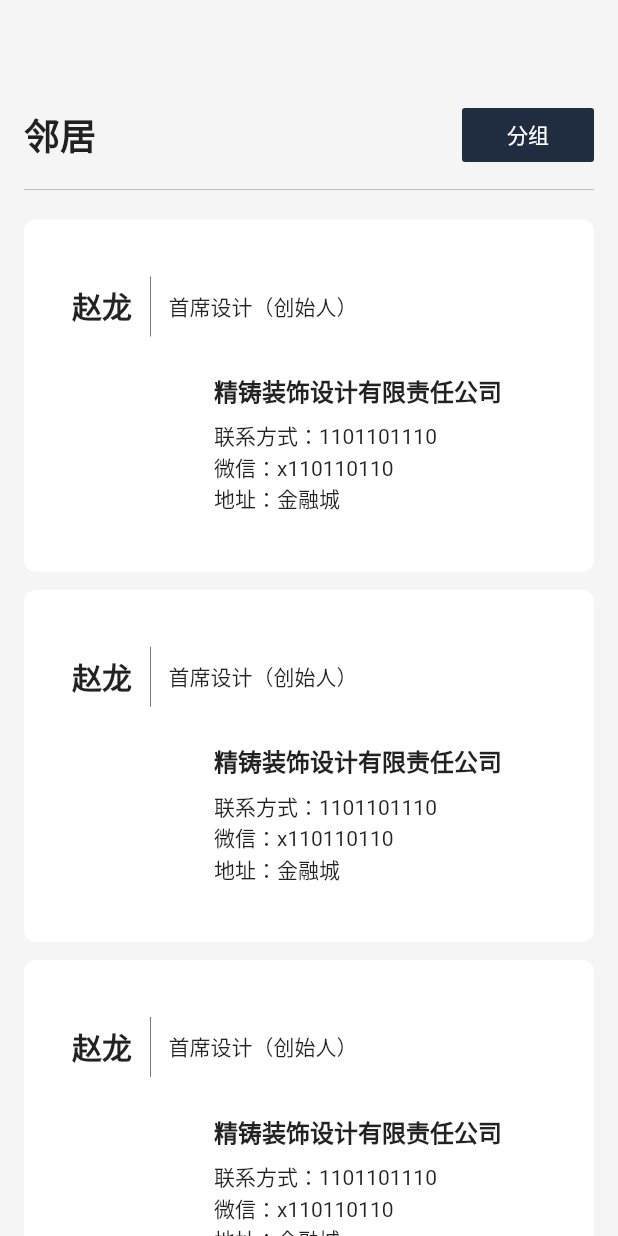
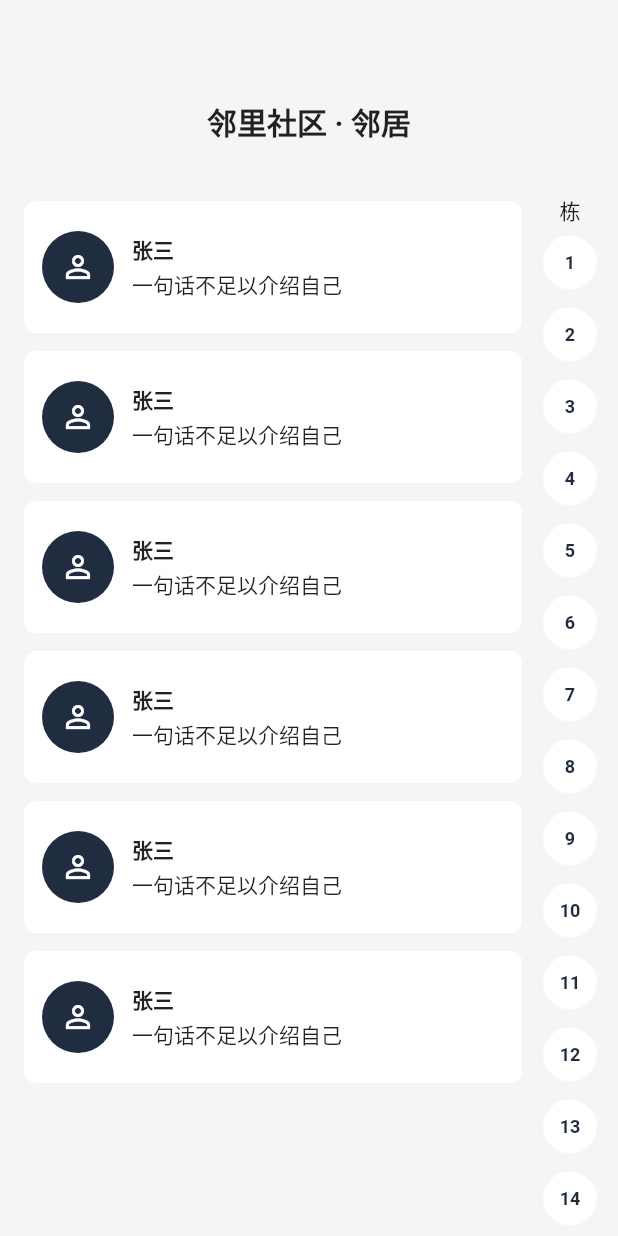
Before and after one commit to xujiyou/wo, a Flutter app: the TouristUserPage screen opened directly, on a phone screen of 412 x 824 dp. Run offline on Flutter 3.47's test engine with Material 2 defaults, Android fonts, the phone set to English and light mode, and no system bars; our stand-ins replace dio, font_awesome_flutter, shared_preferences; missing offline and left inert: flukit; accounts and stored records are empty; Roboto replaces fonts that are missing (kaiti).

Commit message:
UI修改

```diff
--- a/lib/enter/home.dart
+++ b/lib/enter/home.dart
@@ -3,8 +3,8 @@ import 'dart:io';
 
 import 'package:flutter/cupertino.dart';
 import 'package:flutter/material.dart';
-import 'package:linli/pages/tourist/tourist_home_page.dart';
-import 'package:linli/pages/user/user_home_page.dart';
+import 'package:linli/pages/tourist_home_page.dart';
+import 'package:linli/pages/user_home_page.dart';
 import 'package:linli/scoped_model/global_model.dart';
 import 'package:scoped_model/scoped_model.dart';
 
--- a/lib/enter/theme.dart
+++ b/lib/enter/theme.dart
@@ -14,7 +14,10 @@ class LinliTheme {
   static final LinliThemeData darkLinliTheme = LinliThemeData("Dark", _buildDarkTheme());
 
   static ThemeData _buildLightTheme() {
-    final ThemeData base = ThemeData.light();
+    final ThemeData base = ThemeData(
+      brightness: Brightness.light,
+      fontFamily: "kaiti"
+    );
     return base.copyWith(
         brightness: Brightness.light,
         primaryColorBrightness: Brightness.light,
@@ -26,6 +29,7 @@ class LinliTheme {
         scaffoldBackgroundColor: Color(0xFFF5F5F5),
         backgroundColor: Color(0xFFF5F5F5),
         accentColor: Color(0xFF29E1A7));
+
   }
 
   static ThemeData _buildDarkTheme() {
--- a/lib/pages/tourist/tourist_user_page.dart
+++ b/lib/pages/tourist/tourist_user_page.dart
@@ -1,6 +1,6 @@
 import 'package:flutter/material.dart';
-import 'package:linli/widgets/user_group_widget.dart';
-import 'package:linli/widgets/user_widget.dart';
+import 'package:linli/pages/auth/auth_page.dart';
+import 'package:linli/widgets/user_info_widget.dart';
 
 class TouristUserPage extends StatefulWidget {
   @override
@@ -15,32 +15,65 @@ class _TouristUserPageState extends State<TouristUserPage> {
 
     return Scaffold(
         backgroundColor: theme.backgroundColor,
-        body: ListView(
+        body: Stack(
+          alignment: Alignment.bottomRight,
+          children: <Widget>[
+            ListView(
               padding: EdgeInsets.only(bottom: kToolbarHeight + 20.0),
               children: <Widget>[
                 SizedBox(height: 60.0,),
                 Container(
                   padding: EdgeInsets.only(top: 6.0, bottom: 12.0),
                   margin: EdgeInsets.symmetric(horizontal: 16.0),
-              decoration: BoxDecoration(
-                border: Border(bottom: BorderSide(color: theme.dividerColor, width: 0.4))
+                  alignment: Alignment.center,
+                  child: Text("邻里社区 · 邻居", style: TextStyle(fontWeight: FontWeight.bold, fontSize: 20.0),),
                 ),
-              child: Row(
+                SizedBox(height: 20.0),
+                Row(
+                  crossAxisAlignment: CrossAxisAlignment.start,
                   children: <Widget>[
-                  Text("邻居", style: TextStyle(fontWeight: FontWeight.bold, fontSize: 24.0),),
-                  Expanded(child: Container(),),
+                    Expanded(
+                      child: Column(
+
+                        children: <Widget>[
+                          UserInfoWidget(),
+                          UserInfoWidget(),
+                          UserInfoWidget(),
+                          UserInfoWidget(),
+                          UserInfoWidget(),
+                          UserInfoWidget()
+                        ],
+                      ),
+                    ),
+                    SizedBox(width: 64.0),
+                  ],
+                )
+              ],
+            ),
+            Positioned(
+              top: 124.0,
+              child: Container(
+                width: 64.0,
+                height: MediaQuery.of(context).size.height,
+                child: SingleChildScrollView(
+                  padding: EdgeInsets.only(bottom: (kToolbarHeight + 20.0) * 3, top: 6.0),
+                  child: Column(
+                    mainAxisAlignment: MainAxisAlignment.center,
+                    children: <Widget>[
+                      Text("栋"),
+                      for (int i = 1; i < 22; i++)
                         FlatButton(
-                    color: theme.primaryColor,
+                          color: theme.cardColor,
+                          padding: EdgeInsets.zero,
+                          shape: CircleBorder(),
                           onPressed: () {},
-                    child: Text("分组", style: TextStyle(color: Colors.white)),
+                          child: Text(i.toString(), style: TextStyle(fontSize: 12.0, fontWeight: FontWeight.bold, color: theme.primaryColor)),
                         ),
                     ],
                   ),
                 ),
-            SizedBox(height: 20.0),
-            UserWidget(),
-            UserWidget(),
-            UserWidget()
+              ),
+            )
           ],
         ),
     );
--- a/lib/pages/tourist/tourist_zone_page.dart
+++ b/lib/pages/tourist/tourist_zone_page.dart
@@ -1,5 +1,4 @@
 import 'package:flutter/material.dart';
-import 'package:linli/widgets/user_widget.dart';
 
 class TouristZonePage extends StatefulWidget {
   @override
@@ -31,15 +30,15 @@ class  _TouristZonePageState extends State<TouristZonePage> {
                 CircleAvatar(
                   radius: 36.0,
                   backgroundColor: theme.primaryColor,
-                  child: FlutterLogo(),
+                  child: Icon(Icons.person_outline, color: Colors.white, size: 32.0,),
                 ),
                 SizedBox(width: 12.0),
                 Column(
                   crossAxisAlignment: CrossAxisAlignment.start,
                   children: <Widget>[
-                    Text("赵子龙", style: TextStyle(fontWeight: FontWeight.bold, fontSize: 18.0)),
+                    Text("请登录", style: TextStyle(fontWeight: FontWeight.bold, fontSize: 18.0)),
                     SizedBox(height: 4.0),
-                    Text("精铸装饰创始人")
+                    Text("通过邻居邀请加入")
                   ],
                 )
               ],
--- a/lib/widgets/user_widget.dart
+++ b/lib/widget_plugins/user_widget.dart
@@ -1,5 +1,5 @@
 import 'package:flutter/material.dart';
-import 'package:linli/widgets/flip_card_widget.dart';
+import 'package:linli/widget_plugins/flip_card_widget.dart';
 
 class UserWidget extends StatefulWidget {
   @override
--- /dev/null
+++ b/lib/widgets/user_info_widget.dart
@@ -0,0 +1,42 @@
+import 'package:flutter/material.dart';
+
+class UserInfoWidget extends StatefulWidget {
+  @override
+  State<StatefulWidget> createState() => _UserInfoWidgetState();
+}
+
+class _UserInfoWidgetState extends State<UserInfoWidget> {
+  @override
+  Widget build(BuildContext context) {
+    ThemeData theme = Theme.of(context);
+
+    return Container(
+      width: double.infinity,
+      padding: EdgeInsets.symmetric(horizontal: 12.0, vertical: 20.0),
+      margin: EdgeInsets.only(top: 6.0, bottom: 6.0, left: 16.0),
+      decoration: BoxDecoration(
+          color: theme.cardColor,
+          borderRadius: BorderRadius.all(Radius.circular(8.0))
+      ),
+      child: Row(
+        children: <Widget>[
+          CircleAvatar(
+            radius: 24.0,
+            backgroundColor: theme.primaryColor,
+            child: Icon(Icons.person_outline, color: Colors.white, size: 24.0,),
+          ),
+          SizedBox(width: 12.0),
+          Column(
+            crossAxisAlignment: CrossAxisAlignment.start,
+            children: <Widget>[
+              Text("张三", style: TextStyle(fontWeight: FontWeight.bold, fontSize: 14.0)),
+              SizedBox(height: 2.0),
+              Text("一句话不足以介绍自己")
+            ],
+          )
+        ],
+      ),
+    );
+  }
+
+}
--- a/pubspec.yaml
+++ b/pubspec.yaml
@@ -28,3 +28,8 @@ flutter:
   uses-material-design: true
   assets:
     - asset/images/blue.jpeg
+  fonts:
+    - family: kaiti
+      fonts:
+        # https://fonts.google.com/specimen/Noto+Sans+TC -->对应字体下载地址 这里可以不填 只是注释
+        - asset: asset/fonts/楷体GB2312.ttf
```
Also changed, not shown: lib/pages/auth/auth_page.dart (+5 -5 lines), lib/pages/common/about_page.dart (added, +18 -0 lines), lib/pages/home_swiper_indicator.dart (+5 -9 lines), lib/pages/tourist/tourist_ask_page.dart (+14 -6 lines), lib/widgets/album_widget.dart (+14 -1 lines), lib/widgets/ask_widget.dart (+7 -0 lines), lib/widgets/clock_widget.dart (+15 -2 lines), lib/widgets/notice_widget.dart (+14 -1 lines), lib/widgets/user_group_widget.dart (deleted, +0 -32 lines), lib/pages/tourist_home_page.dart (renamed from lib/pages/tourist/tourist_home_page.dart), lib/pages/user_home_page.dart (renamed from lib/pages/user/user_home_page.dart), lib/widget_plugins/flip_card_widget.dart (renamed from lib/widgets/flip_card_widget.dart), 1 other file. Lines whose indentation alone changed are shown as unchanged.
